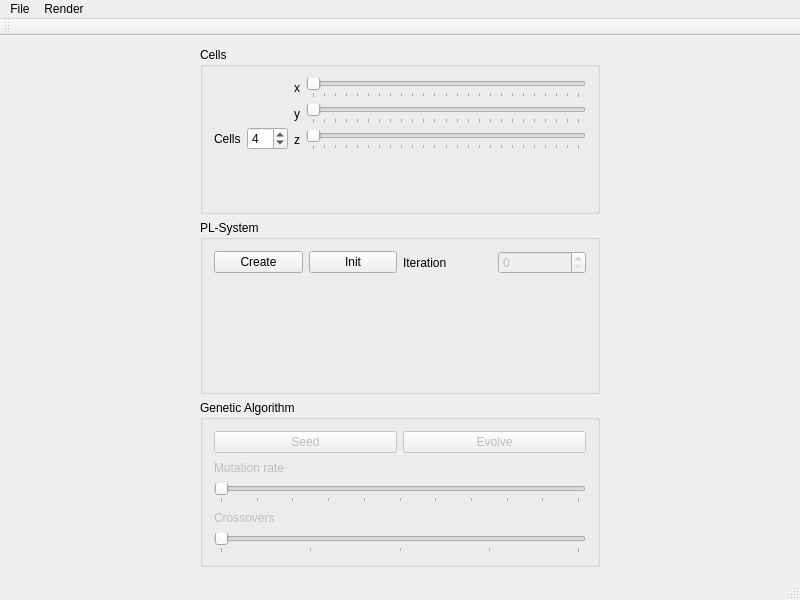
This is mainwindow.ui in caro3801/plsys as Qt 5 draws it before an edit. The edited form follows.
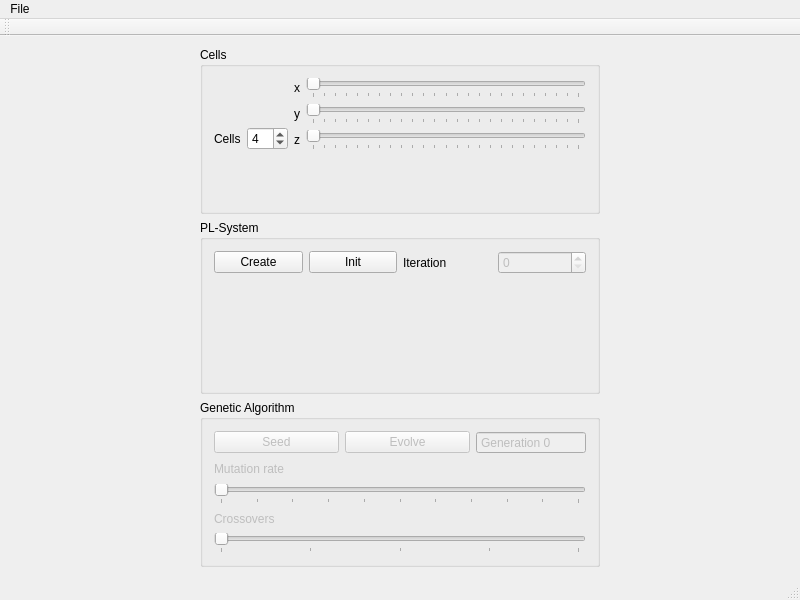
This is the edited form. Custom widgets are drawn as their Qt base class.

```diff
--- a/mainwindow.ui
+++ b/mainwindow.ui
@@ -34,6 +34,9 @@
   <property name="windowTitle">
    <string>BIG3DPO</string>
   </property>
+  <property name="toolButtonStyle">
+   <enum>Qt::ToolButtonIconOnly</enum>
+  </property>
   <widget class="QWidget" name="centralWidget">
    <layout class="QGridLayout" name="gridLayout">
     <item row="0" column="0">
@@ -309,6 +312,31 @@
                </property>
               </widget>
              </item>
+             <item>
+              <widget class="QSpinBox" name="spinBox">
+               <property name="enabled">
+                <bool>false</bool>
+               </property>
+               <property name="maximumSize">
+                <size>
+                 <width>110</width>
+                 <height>16777215</height>
+                </size>
+               </property>
+               <property name="readOnly">
+                <bool>true</bool>
+               </property>
+               <property name="buttonSymbols">
+                <enum>QAbstractSpinBox::NoButtons</enum>
+               </property>
+               <property name="prefix">
+                <string>Generation </string>
+               </property>
+               <property name="maximum">
+                <number>400</number>
+               </property>
+              </widget>
+             </item>
             </layout>
            </item>
            <item>
@@ -394,7 +422,7 @@
      <x>0</x>
      <y>0</y>
      <width>800</width>
-     <height>25</height>
+     <height>26</height>
     </rect>
    </property>
    <widget class="QMenu" name="menuFile">
@@ -406,15 +434,7 @@
     <addaction name="actionSave"/>
     <addaction name="actionQuit"/>
    </widget>
-   <widget class="QMenu" name="menuRender">
-    <property name="title">
-     <string>Render</string>
-    </property>
-    <addaction name="actionSquelette"/>
-    <addaction name="actionConvolution_Surface"/>
-   </widget>
    <addaction name="menuFile"/>
-   <addaction name="menuRender"/>
   </widget>
   <widget class="QToolBar" name="mainToolBar">
    <attribute name="toolBarArea">
```
Left out of the diff: 2 changed lines with no effect on the pictures.
